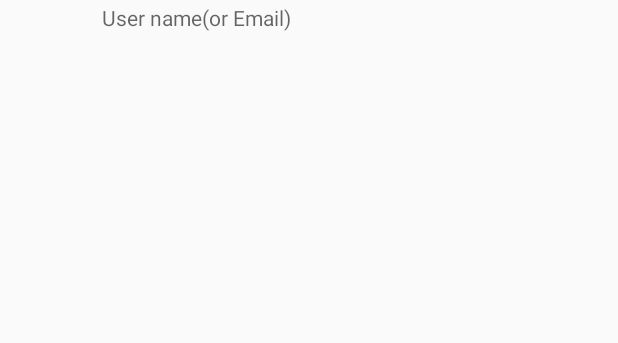
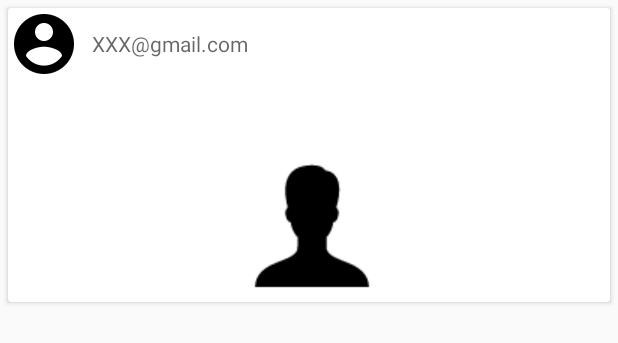
Before and after one commit to yeshuanova/PhotoShareApp.Android, an Android app: the layout fragment_photo_item.xml on its own in the app's theme, with its tools: preview values and no code run, on a phone screen of 412 x 824 dp. Shown: the top 343 px of the screen. Run offline under Robolectric (Android 15) with nearby library versions, the phone set to English and light mode, and no system bars.

Commit message:
Add image icon.

```diff
--- a/app/build.gradle
+++ b/app/build.gradle
@@ -33,9 +33,11 @@ dependencies {
     compile 'com.google.firebase:firebase-storage:10.2.0'
     compile 'com.google.firebase:firebase-database:10.2.0'
     compile 'com.google.android.gms:play-services-auth:10.2.0'
+    compile 'com.firebaseui:firebase-ui-storage:1.1.0'
     compile 'com.android.support.constraint:constraint-layout:1.0.2'
     compile 'com.android.support:support-v4:25.3.1'
     compile 'com.android.support:recyclerview-v7:25.3.1'
+    compile 'com.android.support:cardview-v7:25.3.1'
     testCompile 'junit:junit:4.12'
 }
 
--- a/app/src/main/java/com/csl/studio/photoshare/app/controller/UserInfoFragment.java
+++ b/app/src/main/java/com/csl/studio/photoshare/app/controller/UserInfoFragment.java
@@ -89,7 +89,7 @@ public class UserInfoFragment extends Fragment {
         _user_photo_view = (ImageView) root_view.findViewById(R.id.user_icon_view);
 
         _user_email_view = (TextView) root_view.findViewById(R.id.user_email_view);
-        _user_name_view = (TextView) root_view.findViewById(R.id.user_name_view);
+        _user_name_view = (TextView) root_view.findViewById(R.id.author_name);
         _user_uid_view = (TextView) root_view.findViewById(R.id.user_uid_view);
 
         final Button sign_out = (Button) root_view.findViewById(R.id.sign_out_button);
--- a/app/src/main/res/layout/fragment_photo_item.xml
+++ b/app/src/main/res/layout/fragment_photo_item.xml
@@ -1,49 +1,58 @@
 <?xml version="1.0" encoding="utf-8"?>
+<android.support.v7.widget.CardView xmlns:android="http://schemas.android.com/apk/res/android"
+    xmlns:tools="http://schemas.android.com/tools"
+    android:layout_width="match_parent"
+    android:layout_height="wrap_content"
+    android:layout_margin="5dp">
+
     <android.support.constraint.ConstraintLayout xmlns:android="http://schemas.android.com/apk/res/android"
         xmlns:app="http://schemas.android.com/apk/res-auto"
         xmlns:tools="http://schemas.android.com/tools"
         android:layout_width="match_parent"
-    android:layout_height="wrap_content"
-    android:minHeight="120dp"
-    android:orientation="horizontal">
+        android:layout_height="wrap_content">
 
         <android.support.v7.widget.AppCompatImageView
-        android:id="@+id/poster_icon"
-        android:layout_width="60dp"
-        android:layout_height="60dp"
+            android:id="@+id/author_icon"
+            android:layout_width="wrap_content"
+            android:layout_height="wrap_content"
+            android:src="@drawable/ic_account_circle_black_48dp"
             app:layout_constraintLeft_toLeftOf="parent"
             app:layout_constraintTop_toTopOf="parent" />
 
         <android.support.v7.widget.AppCompatTextView
-        android:id="@+id/user_name_view"
+            android:id="@+id/author_name"
             android:layout_width="0dp"
-        android:layout_height="24dp"
+            android:layout_height="0dp"
             android:ellipsize="end"
             android:gravity="center_vertical"
-        android:hint="User name(or Email)"
+            android:hint="XXX@gmail.com"
             android:lines="1"
             android:paddingEnd="8dp"
             android:paddingStart="8dp"
-        app:layout_constraintLeft_toRightOf="@+id/poster_icon"
+            app:layout_constraintBottom_toBottomOf="@+id/author_icon"
+            app:layout_constraintLeft_toRightOf="@+id/author_icon"
             app:layout_constraintRight_toRightOf="parent"
             app:layout_constraintTop_toTopOf="parent" />
 
         <android.support.v7.widget.AppCompatTextView
-        android:id="@+id/post_message_view"
+            android:id="@+id/post_content"
             android:layout_width="0dp"
             android:layout_height="48dp"
             android:paddingBottom="8dp"
             android:paddingTop="8dp"
-        app:layout_constraintLeft_toLeftOf="@+id/user_name_view"
-        app:layout_constraintRight_toRightOf="@+id/user_name_view"
-        app:layout_constraintTop_toBottomOf="@+id/user_name_view" />
+            app:layout_constraintLeft_toLeftOf="parent"
+            app:layout_constraintRight_toRightOf="parent"
+            app:layout_constraintTop_toBottomOf="@+id/author_icon" />
 
         <android.support.v7.widget.AppCompatImageView
-        android:id="@+id/image_thumbnail"
+            android:id="@+id/post_thumbnail"
             android:layout_width="0dp"
-        android:layout_height="100dp"
-        app:layout_constraintLeft_toLeftOf="@+id/post_message_view"
-        app:layout_constraintRight_toRightOf="@+id/post_message_view"
-        app:layout_constraintTop_toBottomOf="@+id/post_message_view" />
+            android:layout_height="wrap_content"
+            android:src="@drawable/anonymous_person"
+            app:layout_constraintLeft_toLeftOf="@+id/post_content"
+            app:layout_constraintRight_toRightOf="@+id/post_content"
+            app:layout_constraintTop_toBottomOf="@+id/post_content" />
 
     </android.support.constraint.ConstraintLayout>
+
+</android.support.v7.widget.CardView>
--- a/app/src/main/res/layout/fragment_user_info.xml
+++ b/app/src/main/res/layout/fragment_user_info.xml
@@ -20,7 +20,7 @@
             app:layout_constraintTop_toTopOf="parent" />
 
         <android.support.v7.widget.AppCompatTextView
-            android:id="@+id/user_name_view"
+            android:id="@+id/author_name"
             android:layout_width="wrap_content"
             android:layout_height="wrap_content"
             android:layout_marginTop="@dimen/activity_vertical_margin"
@@ -37,7 +37,7 @@
             android:hint="User Email"
             app:layout_constraintLeft_toLeftOf="parent"
             app:layout_constraintRight_toRightOf="parent"
-            app:layout_constraintTop_toBottomOf="@+id/user_name_view" />
+            app:layout_constraintTop_toBottomOf="@+id/author_name" />
 
         <android.support.v7.widget.AppCompatTextView
             android:id="@+id/user_uid_view"
```
Also changed, not shown: app/src/main/java/com/csl/studio/photoshare/app/controller/PhotoItemRecyclerViewAdapter.java (+23 -6 lines), app/src/main/res/drawable-hdpi/ic_account_circle_black_24dp.png (added), app/src/main/res/drawable-hdpi/ic_account_circle_black_48dp.png (added), app/src/main/res/drawable-mdpi/ic_account_circle_black_24dp.png (added), app/src/main/res/drawable-mdpi/ic_account_circle_black_48dp.png (added), app/src/main/res/drawable-xhdpi/ic_account_circle_black_24dp.png (added), app/src/main/res/drawable-xhdpi/ic_account_circle_black_48dp.png (added), app/src/main/res/drawable-xxhdpi/ic_account_circle_black_24dp.png (added), app/src/main/res/drawable-xxhdpi/ic_account_circle_black_48dp.png (added). Lines whose indentation alone changed are shown as unchanged.
